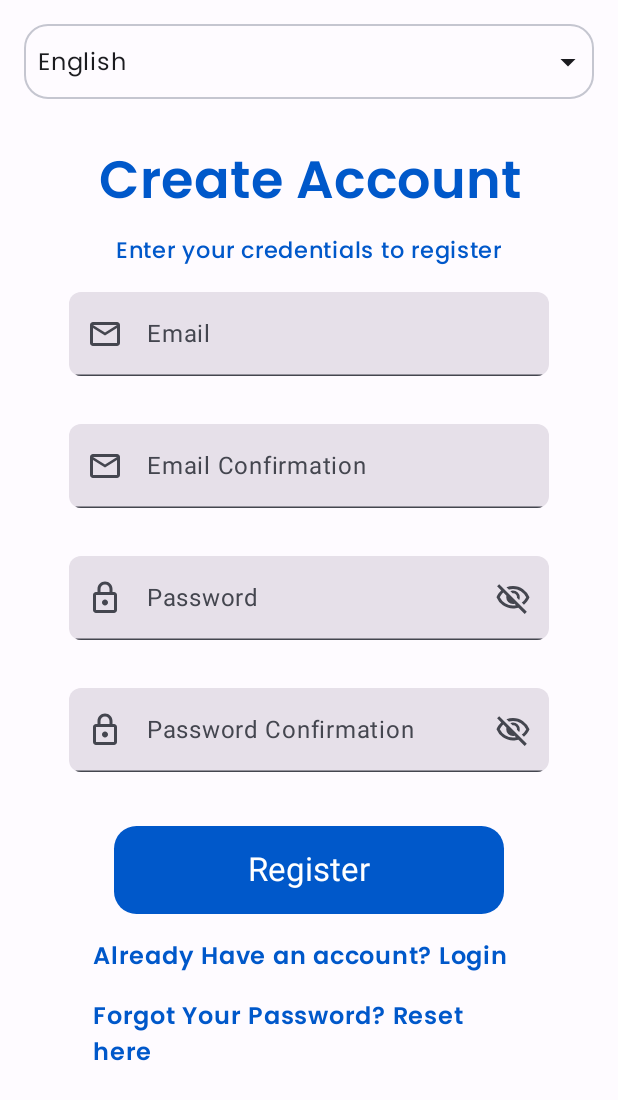
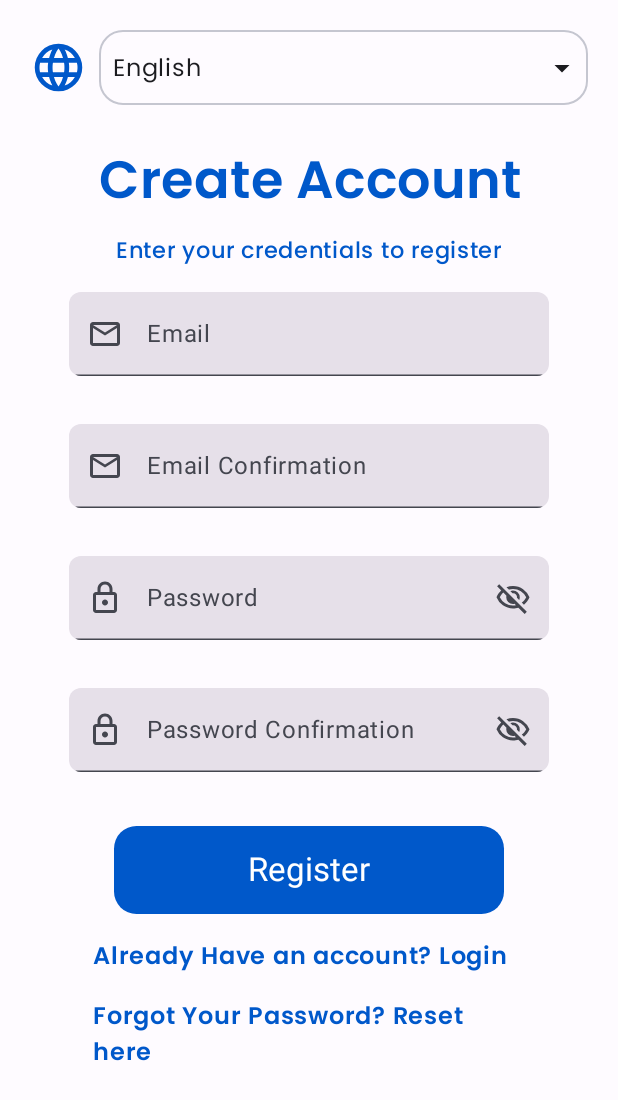
Before and after one commit to esammahdi/YemekCalendar, an Android app built with Jetpack Compose: the RegisterationScreen screen opened through its navigation route, on a phone screen of 412 x 824 dp. Shown: the top 1100 px of the screen. Run offline under Robolectric (Android 15) with nearby library versions, the phone set to English and light mode, and no system bars; our stand-ins replace Dagger/Hilt's generated code.

Commit message:
Added a Language logo before the dropdown list.

```diff
--- a/app/src/main/java/com/example/yemekcalendar/authentication/presentation/components/LanguageDropdownList.kt
+++ b/app/src/main/java/com/example/yemekcalendar/authentication/presentation/components/LanguageDropdownList.kt
@@ -1,7 +1,22 @@
 package com.example.yemekcalendar.authentication.presentation.components
 
+import androidx.compose.foundation.layout.Arrangement
+import androidx.compose.foundation.layout.Row
+import androidx.compose.foundation.layout.Spacer
+import androidx.compose.foundation.layout.padding
+import androidx.compose.foundation.layout.size
+import androidx.compose.foundation.layout.width
+import androidx.compose.foundation.layout.wrapContentWidth
+import androidx.compose.material3.Icon
+import androidx.compose.material3.MaterialTheme
 import androidx.compose.runtime.Composable
+import androidx.compose.ui.Alignment
+import androidx.compose.ui.Modifier
+import androidx.compose.ui.graphics.vector.ImageVector
 import androidx.compose.ui.res.stringResource
+import androidx.compose.ui.res.vectorResource
+import androidx.compose.ui.unit.dp
+import com.example.yemekcalendar.R
 import com.example.yemekcalendar.core.presentation.components.YemekCalendarDropdownList
 import com.example.yemekcalendar.settings.presentation.viewmodel.Languages
 
@@ -12,6 +27,23 @@ fun LanguageDropdownList(
 ) {
     val availableLanguages = Languages.entries.map { it.name }
     val language = stringResource(selectedLanguage.languageStringResourceId)
+    val languageIcon = ImageVector.vectorResource(id = R.drawable.outline_language_24)
+
+    Row(
+        modifier = Modifier
+            .wrapContentWidth()
+            .padding(4.dp),
+        horizontalArrangement = Arrangement.Start,
+        verticalAlignment = Alignment.CenterVertically
+    ) {
+        Icon(
+            modifier = Modifier.size(38.dp),
+            imageVector = languageIcon,
+            tint = MaterialTheme.colorScheme.primary,
+            contentDescription = "Language Icon"
+        )
+
+        Spacer(modifier = Modifier.width(8.dp))
 
         YemekCalendarDropdownList(
             itemList = availableLanguages,
@@ -21,3 +53,4 @@ fun LanguageDropdownList(
             }
         )
     }
+}
```
Lines whose indentation alone changed are shown as unchanged.
